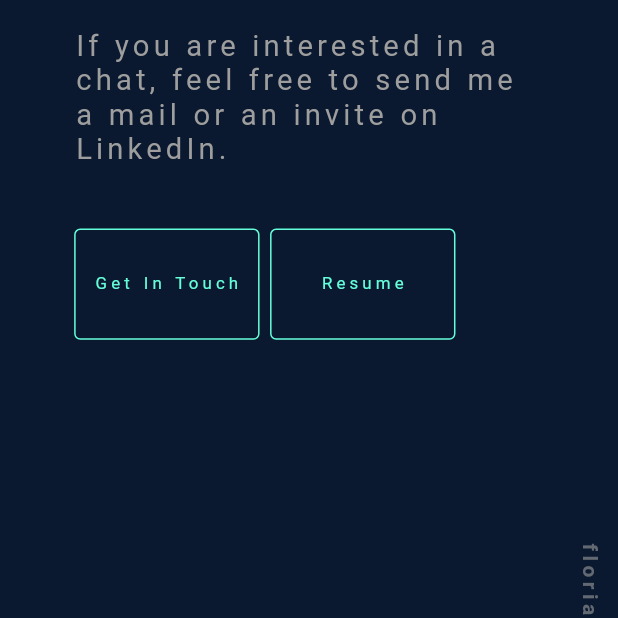
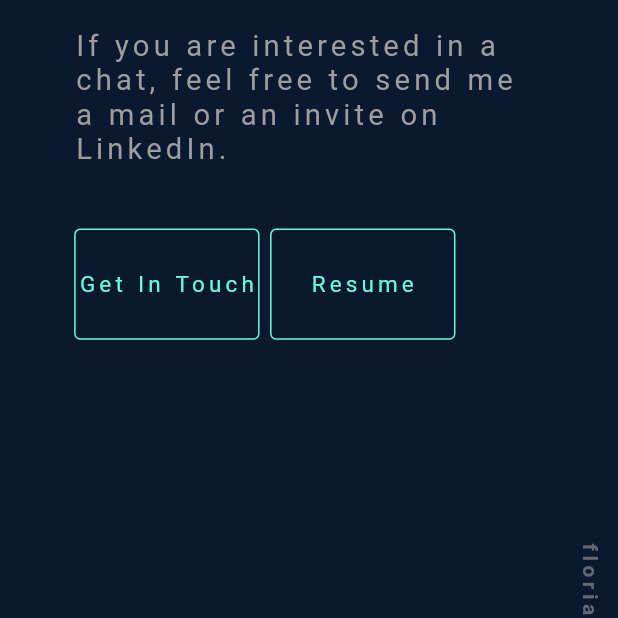
Before and after one commit to fvantriel/fvantriel.github.io, a Flutter app: the screen it shows after launch, scrolled down 576 dp, on a phone screen of 412 x 824 dp, the top half of it. Run offline on Flutter 3.47's test engine with Material 2 defaults, Android fonts, the light colour scheme and no system bars; our stand-ins replace animated_text_kit, firebase_core, font_awesome_flutter; accounts and stored records are empty; generated files the repository leaves out were written again.

Commit message:
Change Fontsize of Resume buttons

```diff
--- a/lib/UI/HomePage.dart
+++ b/lib/UI/HomePage.dart
@@ -194,7 +194,7 @@ class _HomePageState extends State<HomePage> {
                                               wordSpacing: 1.0,
                                               fontSize:
                                                   _adaptFontSizeToScreenSize(
-                                                      15, size.width),
+                                                      20, size.width),
                                             ),
                                           ),
                                         ),
@@ -227,7 +227,7 @@ class _HomePageState extends State<HomePage> {
                                               wordSpacing: 1.0,
                                               fontSize:
                                                   _adaptFontSizeToScreenSize(
-                                                      15, size.width),
+                                                      20, size.width),
                                             ),
                                           ),
                                         ),
```
Also changed, not shown: 1 other file.
